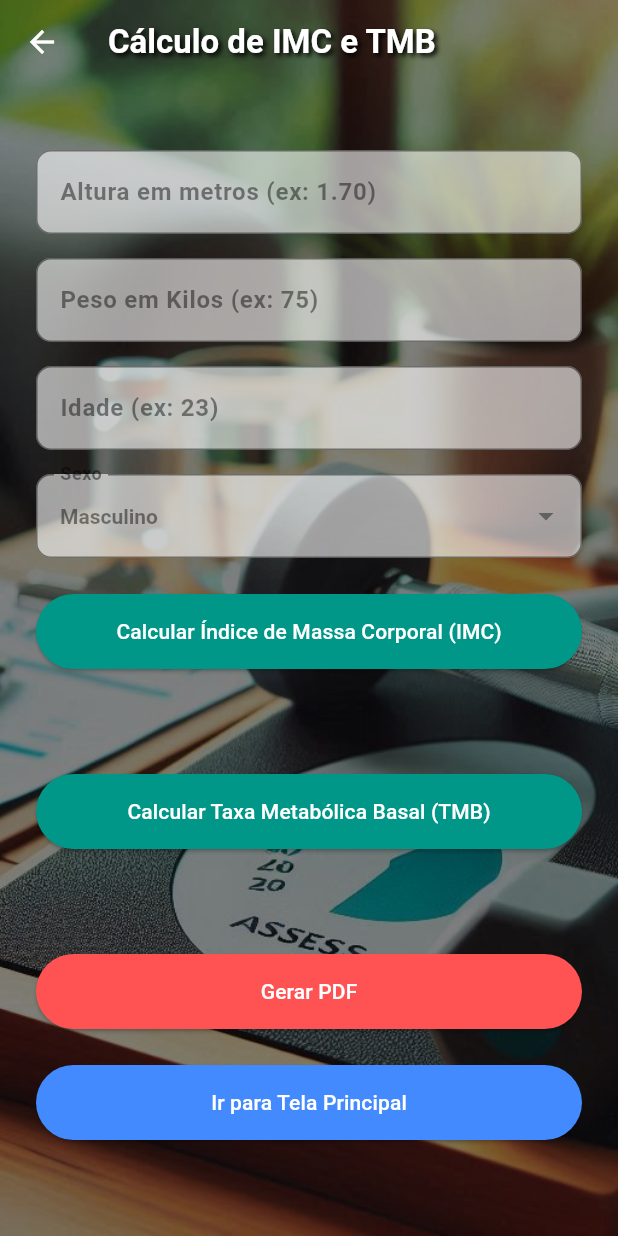
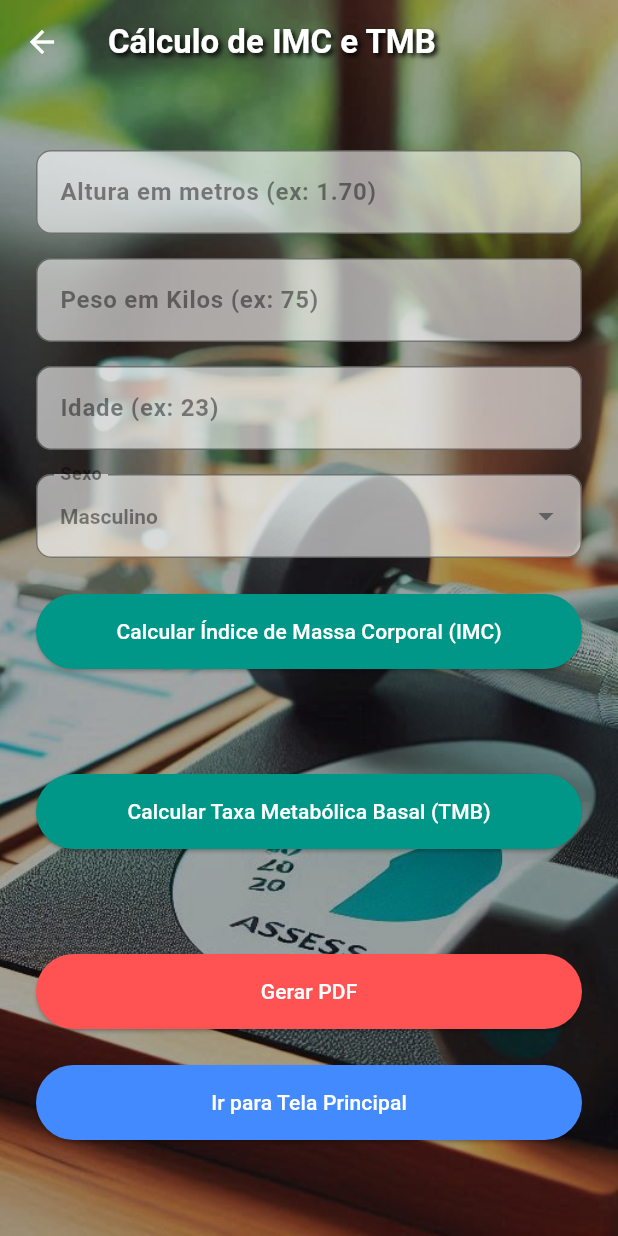
Before and after one commit to ZampiereMaciente/projeto_final_personal_trainer_movel, a Flutter app: the TelaImc screen opened directly with empty values, on a phone screen of 412 x 824 dp. Run offline on Flutter 3.47's test engine with Material 3 defaults, Android fonts, the light colour scheme and no system bars; our stand-ins replace mask_text_input_formatter, open_filex, pdf.

```diff
--- a/projeto_final_personal_trainer/lib/modelo/gerador_pdf.dart
+++ b/projeto_final_personal_trainer/lib/modelo/gerador_pdf.dart
@@ -56,7 +56,7 @@ class GeradorPdf {
   }
 
   static pw.Widget _criarTabela(Map<String, String> dados) {
-    return pw.Table.fromTextArray(
+    return pw.TableHelper.fromTextArray(
       border: pw.TableBorder.all(),
       cellAlignment: pw.Alignment.centerLeft,
       headerDecoration: pw.BoxDecoration(color: PdfColors.grey300),
--- a/projeto_final_personal_trainer/lib/visao/dados_antropometria.dart
+++ b/projeto_final_personal_trainer/lib/visao/dados_antropometria.dart
@@ -127,7 +127,7 @@ class _DadosAntropometriaState extends State<DadosAntropometria> {
 
           // Overlay escuro
           Container(
-            color: Colors.black.withOpacity(0.4),
+            color: const Color.fromARGB(90, 0, 0, 0),
           ),
 
           // Conteúdo principal
--- a/projeto_final_personal_trainer/lib/visao/nova_avaliacao.dart
+++ b/projeto_final_personal_trainer/lib/visao/nova_avaliacao.dart
@@ -116,7 +116,7 @@ class _NovaAvaliacaoState extends State<NovaAvaliacao> {
             ),
           ),
           Positioned.fill(
-            child: Container(color: Colors.black.withOpacity(0.4)),
+            child: Container(color: const Color.fromARGB(90, 0, 0, 0)),
           ),
           SafeArea(
             child: SingleChildScrollView(
--- a/projeto_final_personal_trainer/lib/visao/tela_imc.dart
+++ b/projeto_final_personal_trainer/lib/visao/tela_imc.dart
@@ -139,7 +139,7 @@ class _TelaImcState extends State<TelaImc> {
           Positioned.fill(
             child: Image.asset('assets/images/academia8.png', fit: BoxFit.cover),
           ),
-          Container(color: Colors.black.withOpacity(0.5)),
+          Container(color: const Color.fromARGB(90, 0, 0, 0)),
           SingleChildScrollView(
             padding: const EdgeInsets.only(top: 100, left: 24.0, right: 24.0, bottom: 24.0),
             child: Form(
--- a/projeto_final_personal_trainer/lib/visao/tela_inicial.dart
+++ b/projeto_final_personal_trainer/lib/visao/tela_inicial.dart
@@ -23,7 +23,7 @@ class TelaInicial extends StatelessWidget {
 
           // Conteúdo sobre a imagem
           Container(
-            color: Colors.black.withOpacity(0.3), // escurece a imagem de fundo
+          color: const Color.fromARGB(90, 0, 0, 0), // escurece a imagem de fundo
             child: Center(
               child: Padding(
                 padding: const EdgeInsets.all(24.0),
```
Also changed, not shown: 23 other files.
